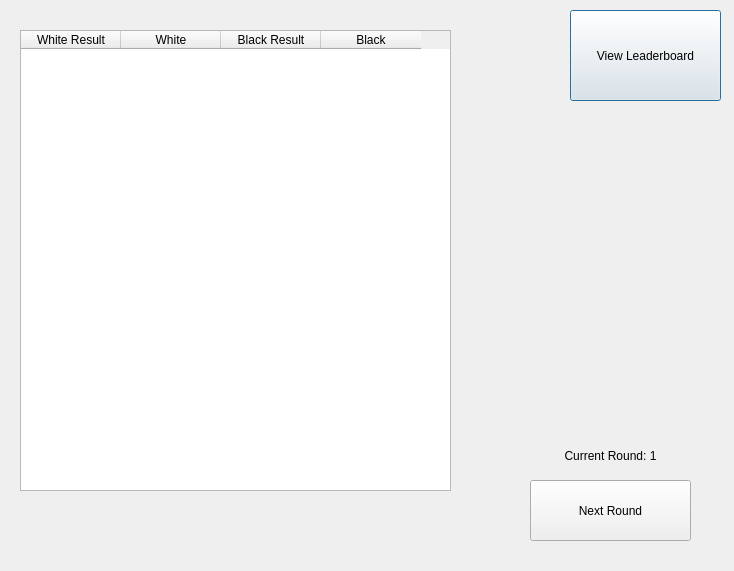
The window that tournament.ui (RDG0818/SwissSystem2) describes before a commit, drawn with Qt 5.
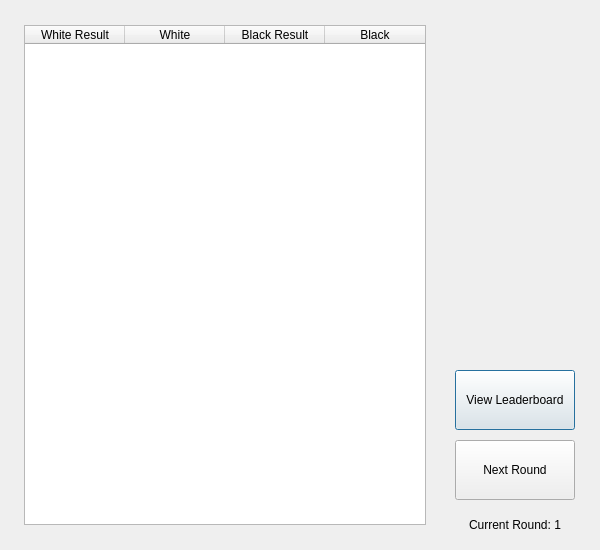
The same window after the commit.

The edit to the form file:
```diff
--- a/tournament.ui
+++ b/tournament.ui
@@ -6,8 +6,8 @@
    <rect>
     <x>0</x>
     <y>0</y>
-    <width>734</width>
-    <height>571</height>
+    <width>600</width>
+    <height>550</height>
    </rect>
   </property>
   <property name="windowTitle">
@@ -16,10 +16,10 @@
   <widget class="QPushButton" name="pushButton_2">
    <property name="geometry">
     <rect>
-     <x>570</x>
-     <y>10</y>
-     <width>151</width>
-     <height>91</height>
+     <x>455</x>
+     <y>370</y>
+     <width>120</width>
+     <height>60</height>
     </rect>
    </property>
    <property name="text">
@@ -29,10 +29,10 @@
   <widget class="QPushButton" name="pushButton_3">
    <property name="geometry">
     <rect>
-     <x>530</x>
-     <y>480</y>
-     <width>161</width>
-     <height>61</height>
+     <x>455</x>
+     <y>440</y>
+     <width>120</width>
+     <height>60</height>
     </rect>
    </property>
    <property name="text">
@@ -42,10 +42,10 @@
   <widget class="QLabel" name="label">
    <property name="geometry">
     <rect>
-     <x>560</x>
-     <y>440</y>
-     <width>101</width>
-     <height>31</height>
+     <x>465</x>
+     <y>510</y>
+     <width>100</width>
+     <height>30</height>
     </rect>
    </property>
    <property name="text">
@@ -58,10 +58,10 @@
   <widget class="QTableWidget" name="tableWidget">
    <property name="geometry">
     <rect>
-     <x>20</x>
-     <y>30</y>
-     <width>431</width>
-     <height>461</height>
+     <x>24</x>
+     <y>25</y>
+     <width>402</width>
+     <height>500</height>
     </rect>
    </property>
    <column>
```
